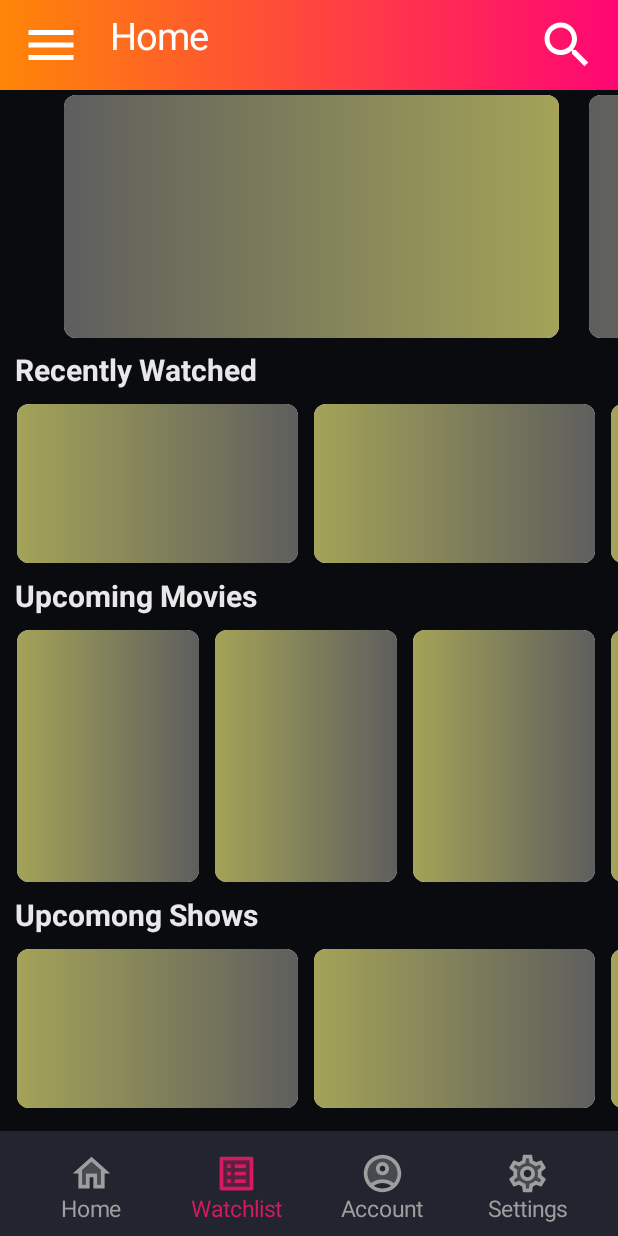
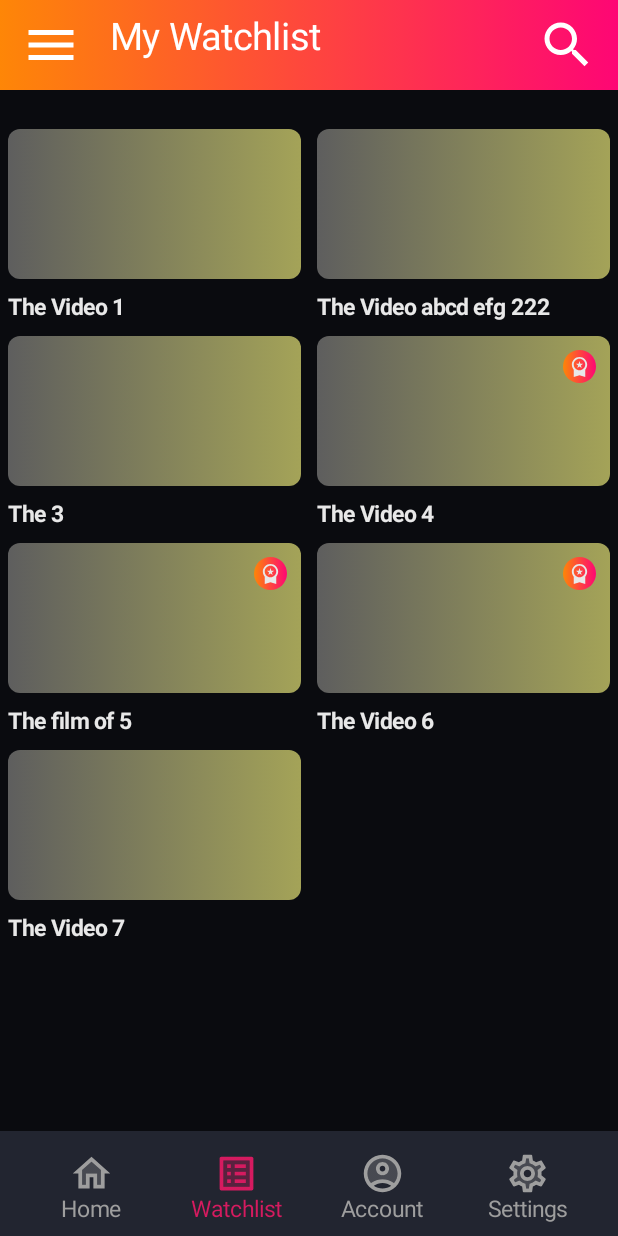
Before and after one commit to im-ali-f/OniVideo, an Android app built with Jetpack Compose: the screen it shows after launch (MainActivity), after a tap on "Watchlist", on a phone screen of 412 x 824 dp. Run offline under Robolectric (Android 15) with nearby library versions, the light colour scheme and no system bars.

Commit message:
watch list composable completed

```diff
--- a/app/src/main/java/com/example/onivideo/MainActivity.kt
+++ b/app/src/main/java/com/example/onivideo/MainActivity.kt
@@ -56,16 +56,17 @@ class MainActivity : ComponentActivity() {
                         title="Home"
                         MainComp(navController = navState)
                     }
-                    /*
-                    composable(route="mainPage2"){
+
+
+                    composable(route="watchlistPage"){
                         access= mapOf<String,Boolean>(
                             "menu" to true,
-                            "search" to false
+                            "search" to true
                         )
-                        title="hhhhh"
-                        MainComp(navController = navState)
+                        title="My Watchlist"
+                        WatchListComp(navController = navState)
                     }
-                       */
+
 
                 }
                 BottombarComp(navController = navState)
--- /dev/null
+++ b/app/src/main/java/com/example/onivideo/WatchListComp.kt
@@ -0,0 +1,229 @@
+package com.example.onivideo
+
+import androidx.compose.foundation.background
+import androidx.compose.foundation.clickable
+import androidx.compose.foundation.layout.Arrangement
+import androidx.compose.foundation.layout.Box
+import androidx.compose.foundation.layout.Column
+import androidx.compose.foundation.layout.Spacer
+import androidx.compose.foundation.layout.fillMaxHeight
+import androidx.compose.foundation.layout.fillMaxSize
+import androidx.compose.foundation.layout.fillMaxWidth
+import androidx.compose.foundation.layout.height
+import androidx.compose.foundation.layout.padding
+import androidx.compose.foundation.layout.size
+import androidx.compose.foundation.layout.width
+import androidx.compose.foundation.lazy.LazyRow
+import androidx.compose.foundation.lazy.items
+import androidx.compose.foundation.lazy.staggeredgrid.LazyVerticalStaggeredGrid
+import androidx.compose.foundation.lazy.staggeredgrid.StaggeredGridCells
+import androidx.compose.foundation.lazy.staggeredgrid.items
+import androidx.compose.foundation.shape.RoundedCornerShape
+import androidx.compose.material3.Icon
+import androidx.compose.material3.Surface
+import androidx.compose.material3.Text
+import androidx.compose.runtime.Composable
+import androidx.compose.ui.Alignment
+import androidx.compose.ui.Modifier
+import androidx.compose.ui.draw.clip
+import androidx.compose.ui.graphics.Brush
+import androidx.compose.ui.graphics.Color
+import androidx.compose.ui.platform.LocalConfiguration
+import androidx.compose.ui.res.painterResource
+import androidx.compose.ui.text.font.FontWeight
+import androidx.compose.ui.text.style.TextOverflow
+import androidx.compose.ui.unit.dp
+import androidx.compose.ui.unit.sp
+import androidx.navigation.NavController
+import com.example.onivideo.ui.theme.brush1
+import com.example.onivideo.ui.theme.brush2
+import com.example.onivideo.ui.theme.mainFontColor
+import com.example.onivideo.ui.theme.navBrush1
+import com.example.onivideo.ui.theme.navBrush2
+
+val watchList = arrayOf<Map<String, Any>>(
+    mapOf(
+        "id" to 1,
+        "name" to "The Video 1",
+        "poster" to R.drawable.poster,
+        "img" to arrayOf(R.drawable.mimg, R.drawable.mimg, R.drawable.mimg, R.drawable.mimg),
+        "genre" to arrayOf("Horror", "Comedy", "Action"),
+        "language" to "English",
+        "release" to "1/1/2022",
+        "type" to "series",
+        "actors" to arrayOf("ali", "mmd", "javad", "mina", "mona", "arman", "armin"),
+        "description" to "Lorem Ipsum is simply dummy text of the printing and typesetting industry. Lorem Ipsum has been the industry's standard dummy text ever since the 1500s, when an unknown printer took a galley of type and scrambled it to make a type specimen book. It has survived not only five centuries, but also the leap into electronic typesetting, remaining essentially unchanged. It was popularised in the 1960s with the release of Letraset sheets containing Lorem Ipsum passages, and more recently with desktop publishing software like Aldus PageMaker including versions of Lorem Ipsum.",
+        "IMDB" to "9/10",
+        "premume" to false,
+
+        ),
+    mapOf(
+        "id" to 2,
+        "name" to "The Video abcd efg 222",
+        "poster" to R.drawable.poster,
+        "img" to arrayOf(R.drawable.mimg, R.drawable.mimg, R.drawable.mimg, R.drawable.mimg),
+        "genre" to arrayOf("Horror", "Comedy", "Western"),
+        "language" to "English/US",
+        "release" to "11/10/1990",
+        "type" to "movie",
+        "actors" to arrayOf("ali", "mmd", "javad", "mina", "mona", "arman", "armin"),
+        "description" to "Lorem Ipsum is simply dummy text of the printing and typesetting industry. Lorem Ipsum has been the industry's standard dummy text ever since the 1500s, when an unknown printer took a galley of type and scrambled it to make a type specimen book. It has survived not only five centuries, but also the leap into electronic typesetting, remaining essentially unchanged. It was popularised in the 1960s with the release of Letraset sheets containing Lorem Ipsum passages, and more recently with desktop publishing software like Aldus PageMaker including versions of Lorem Ipsum.",
+        "IMDB" to "10/10",
+        "premume" to false,
+
+        ),
+    mapOf(
+        "id" to 3,
+        "name" to "The 3",
+        "poster" to R.drawable.poster,
+        "img" to arrayOf(R.drawable.mimg, R.drawable.mimg, R.drawable.mimg, R.drawable.mimg),
+        "genre" to arrayOf("Action", "Romantic", "Western"),
+        "language" to "English",
+        "release" to "10/1/2024",
+        "type" to "series",
+        "actors" to arrayOf("javad", "armin"),
+        "description" to "Lorem Ipsum is simply dummy text of the printing and typesetting industry. Lorem Ipsum has been the industry's standard dummy text ever since the 1500s, when an unknown printer took a galley of type and scrambled it to make a type specimen book. It has survived not only five centuries, but also the leap into electronic typesetting, remaining essentially unchanged. It was popularised in the 1960s with the release of Letraset sheets containing Lorem Ipsum passages, and more recently with desktop publishing software like Aldus PageMaker including versions of Lorem Ipsum.",
+        "IMDB" to "5/10",
+        "premume" to false,
+
+        ),
+    mapOf(
+        "id" to 4,
+        "name" to "The Video 4",
+        "poster" to R.drawable.poster,
+        "img" to arrayOf(R.drawable.mimg, R.drawable.mimg, R.drawable.mimg, R.drawable.mimg),
+        "genre" to arrayOf("Horror", "Comedy", "Action"),
+        "language" to "English",
+        "release" to "1/1/2011",
+        "type" to "movie",
+        "actors" to arrayOf("ali", "mmd", "javad", "mina", "mona", "arman", "armin"),
+        "description" to "Lorem Ipsum is simply dummy text of the printing and typesetting industry. Lorem Ipsum has been the industry's standard dummy text ever since the 1500s, when an unknown printer took a galley of type and scrambled it to make a type specimen book. It has survived not only five centuries, but also the leap into electronic typesetting, remaining essentially unchanged. It was popularised in the 1960s with the release of Letraset sheets containing Lorem Ipsum passages, and more recently with desktop publishing software like Aldus PageMaker including versions of Lorem Ipsum.",
+        "IMDB" to "9/10",
+        "premume" to true,
+
+        ),
+    mapOf(
+        "id" to 5,
+        "name" to "The film of 5",
+        "poster" to R.drawable.poster,
+        "img" to arrayOf(R.drawable.mimg, R.drawable.mimg, R.drawable.mimg, R.drawable.mimg),
+        "genre" to arrayOf("Horror", "Comedy", "Action"),
+        "language" to "English",
+        "release" to "",
+        "type" to "series",
+        "actors" to arrayOf("ali"),
+        "description" to "Lorem Ipsum is simply dummy text of the printing and typesetting industry. Lorem Ipsum has been the industry's standard dummy text ever since the 1500s, when an unknown printer took a galley of type and scrambled it to make a type specimen book. It has survived not only five centuries, but also the leap into electronic typesetting, remaining essentially unchanged. It was popularised in the 1960s with the release of Letraset sheets containing Lorem Ipsum passages, and more recently with desktop publishing software like Aldus PageMaker including versions of Lorem Ipsum.",
+        "IMDB" to "n/10",
+        "premume" to true,
+
+        ),
+    mapOf(
+        "id" to 6,
+        "name" to "The Video 6",
+        "poster" to R.drawable.poster,
+        "img" to arrayOf(R.drawable.mimg, R.drawable.mimg, R.drawable.mimg, R.drawable.mimg),
+        "genre" to arrayOf("Horror", "Comedy", "Action"),
+        "language" to "English",
+        "release" to "",
+        "type" to "series",
+        "actors" to arrayOf("mina", "mona", "arman", "armin"),
+        "description" to "Lorem Ipsum is simply dummy text of the printing and typesetting industry. Lorem Ipsum has been the industry's standard dummy text ever since the 1500s, when an unknown printer took a galley of type and scrambled it to make a type specimen book. It has survived not only five centuries, but also the leap into electronic typesetting, remaining essentially unchanged. It was popularised in the 1960s with the release of Letraset sheets containing Lorem Ipsum passages, and more recently with desktop publishing software like Aldus PageMaker including versions of Lorem Ipsum.",
+        "IMDB" to "n/10",
+        "premume" to true,
+
+        ),
+    mapOf(
+        "id" to 7,
+        "name" to "The Video 7",
+        "poster" to R.drawable.poster,
+        "img" to arrayOf(R.drawable.mimg, R.drawable.mimg, R.drawable.mimg, R.drawable.mimg),
+        "genre" to arrayOf("Horror", "Comedy", "Action"),
+        "language" to "English",
+        "release" to "",
+        "type" to "series",
+        "actors" to arrayOf("ali", "mmd", "javad", "mina", "mona", "arman", "armin"),
+        "description" to "Lorem Ipsum is simply dummy text of the printing and typesetting industry. Lorem Ipsum has been the industry's standard dummy text ever since the 1500s, when an unknown printer took a galley of type and scrambled it to make a type specimen book. It has survived not only five centuries, but also the leap into electronic typesetting, remaining essentially unchanged. It was popularised in the 1960s with the release of Letraset sheets containing Lorem Ipsum passages, and more recently with desktop publishing software like Aldus PageMaker including versions of Lorem Ipsum.",
+        "IMDB" to "n/10",
+        "premume" to false,
+
+        ),
+
+    )
+
+
+
+@Composable
+fun WatchListComp(navController: NavController){
+    val screenWidth = LocalConfiguration.current.screenWidthDp
+    val screenHeight = LocalConfiguration.current.screenHeightDp
+
+        LazyVerticalStaggeredGrid(
+            modifier = Modifier
+                .fillMaxWidth()
+                .fillMaxHeight(0.855f),
+
+            columns = StaggeredGridCells.Fixed(2),
+            content = {
+                items(watchList) {
+                    var imgList=it["img"] as Array<Int>
+                    var name = it["name"] as String
+                    Column (modifier = Modifier.padding(5.dp)){
+                        Box(modifier = Modifier
+                            .fillMaxWidth()
+                            .height(100.dp)
+
+                            .clip(shape = RoundedCornerShape(8.dp))
+                            .background(
+                                Brush.horizontalGradient(
+                                    colors = listOf(brush1, brush2)
+                                )
+                            )
+                            .clickable {
+                                /*ToDo:navigate with id to specific videopage*/
+                            }) {
+                            var img = it["img"] as Array<Int>
+                            var premume = it["premume"] as Boolean
+
+
+                            if (premume) {
+                                Box(
+                                    modifier = Modifier
+                                        .align(Alignment.TopEnd)
+                                        .padding(9.dp)
+                                        .size(22.dp)
+                                        .clip(shape = RoundedCornerShape(100.dp))
+                                        .background(
+                                            Brush.horizontalGradient(
+                                                colors = listOf(navBrush1, navBrush2)
+                                            )
+                                        ), contentAlignment = Alignment.Center
+                                ) {
+
+                                    Icon(
+                                        painterResource(id = R.drawable.premume15),
+                                        "Small floating action button.",
+                                        tint = mainFontColor
+                                    )
+
+                                }
+                            }
+
+
+                            //Image(contentScale = ContentScale.Fit,painter = painterResource(id = img[0] ) , contentDescription =null )
+                        }
+                        Text(maxLines = 1, overflow = TextOverflow.Ellipsis,modifier = Modifier.padding(top=10.dp), text = "$name", fontSize = 15.sp, color = mainFontColor, fontWeight = FontWeight(750))
+                    }
+
+                }
+            }
+        )
+
+
+
+
+}
+
+@Composable
+fun AsyncImage(model: Int, contentScale: Any, contentDescription: Nothing?, modifier: Any) {
+
+}
--- a/app/src/main/java/com/example/onivideo/bottombar.kt
+++ b/app/src/main/java/com/example/onivideo/bottombar.kt
@@ -96,6 +96,7 @@ fun BottombarComp(navController: NavController){
                 btn2Color= bottombarContentSelected
                 btn3Color= bottombarContent
                 /*ToDo inja bayad navigate she*/
+                navController.navigate("watchlistPage")
 
                                  },
                 Modifier
```
